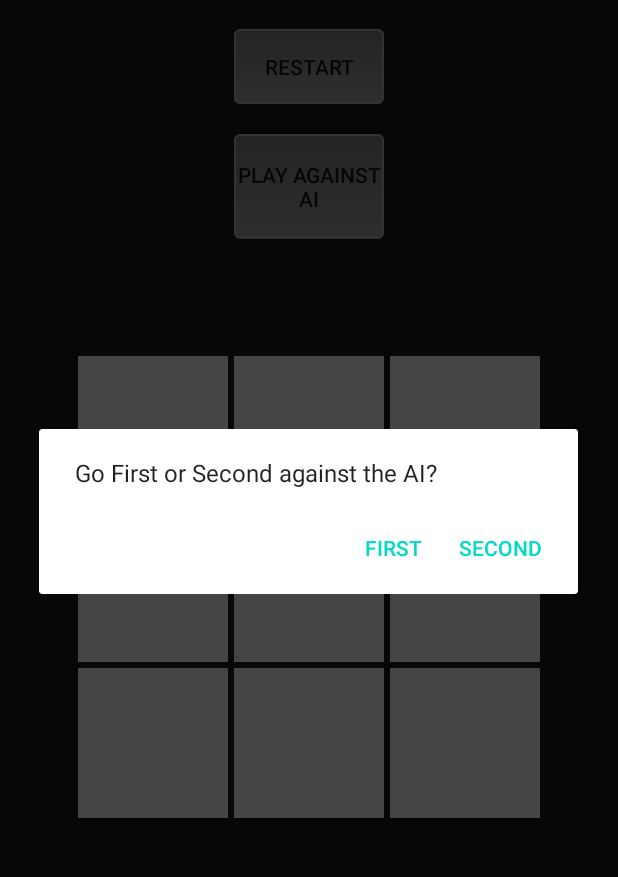
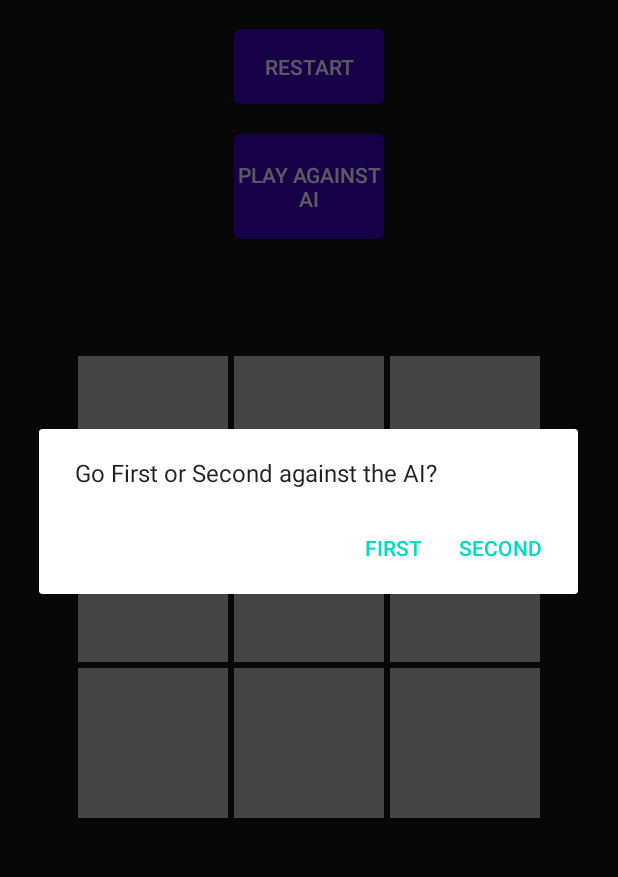
Before and after one commit to anthonygiang/tictactoe, an Android app: the screen it shows after launch (MainActivity), after a tap on "PLAY AGAINST AI", on a phone screen of 412 x 824 dp, the part 106-983 px from its top. Run offline under Robolectric (Android 15) with nearby library versions, the phone set to English and light mode, and no system bars.

Commit message:
Merged in develop (pull request #1)
Update color scheme.

```diff
--- a/app/src/main/res/drawable/rounded_button.xml
+++ b/app/src/main/res/drawable/rounded_button.xml
@@ -3,22 +3,22 @@
     <item android:state_pressed="true" >
         <shape android:shape="rectangle"  >
             <corners android:radius="3dip" />
-            <stroke android:width="1dip" android:color="#808080" />
+            <stroke android:width="1dip" android:color="@color/colorPrimaryDark" />
             <gradient android:angle="-90" android:color="@color/colorPrimaryDark" />
         </shape>
     </item>
     <item android:state_focused="true">
         <shape android:shape="rectangle"  >
             <corners android:radius="3dip" />
-            <stroke android:width="1dip" android:color="#808080" />
+            <stroke android:width="1dip" android:color="@color/colorPrimaryDark" />
             <solid android:color="@color/colorPrimaryDark"/>
         </shape>
     </item>
     <item >
         <shape android:shape="rectangle"  >
             <corners android:radius="3dip" />
-            <stroke android:width="1dip" android:color="#808080" />
-            <gradient android:angle="-90" android:startColor="#5a5a5a" android:endColor="#737373" />
+            <stroke android:width="1dip" android:color="@color/colorButton" />
+            <gradient android:angle="-90" android:startColor="@color/colorButton" android:endColor="@color/colorButton" />
         </shape>
     </item>
 </selector>
--- a/app/src/main/res/layout/activity_main.xml
+++ b/app/src/main/res/layout/activity_main.xml
@@ -25,6 +25,7 @@
         android:background="@drawable/rounded_button"
         android:layout_gravity="fill_horizontal"
         android:id="@+id/restart"
+        android:textColor="@color/colorPrimaryText"
         android:text="Restart"
         android:layout_marginTop="90dp"
         app:layout_constraintLeft_toLeftOf="parent"
@@ -38,6 +39,7 @@
         android:background="@drawable/rounded_button"
         android:layout_gravity="fill_horizontal"
         android:id="@+id/ai"
+        android:textColor="@color/colorPrimaryText"
         android:text="Play against AI"
         android:layout_marginTop="160dp"
         app:layout_constraintLeft_toLeftOf="parent"
--- a/app/src/main/res/values/colors.xml
+++ b/app/src/main/res/values/colors.xml
@@ -2,6 +2,7 @@
 <resources>
     <color name="colorPrimary">#6200EE</color>
     <color name="colorPrimaryDark">#121212</color>
+    <color name="colorButton">#3700B3</color>
     <color name="colorAccent">#03DAC5</color>
-    <color name="colorPrimaryText">#f2f2f2</color>
+    <color name="colorPrimaryText">#DEFFFFFF</color>
 </resources>
```
